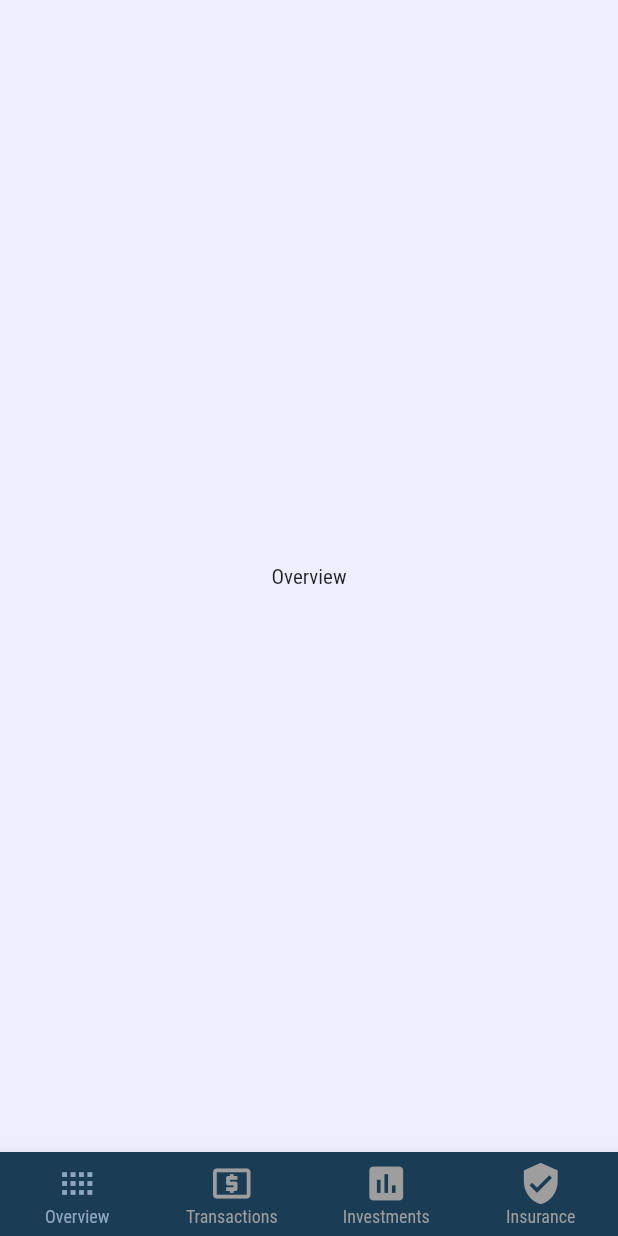
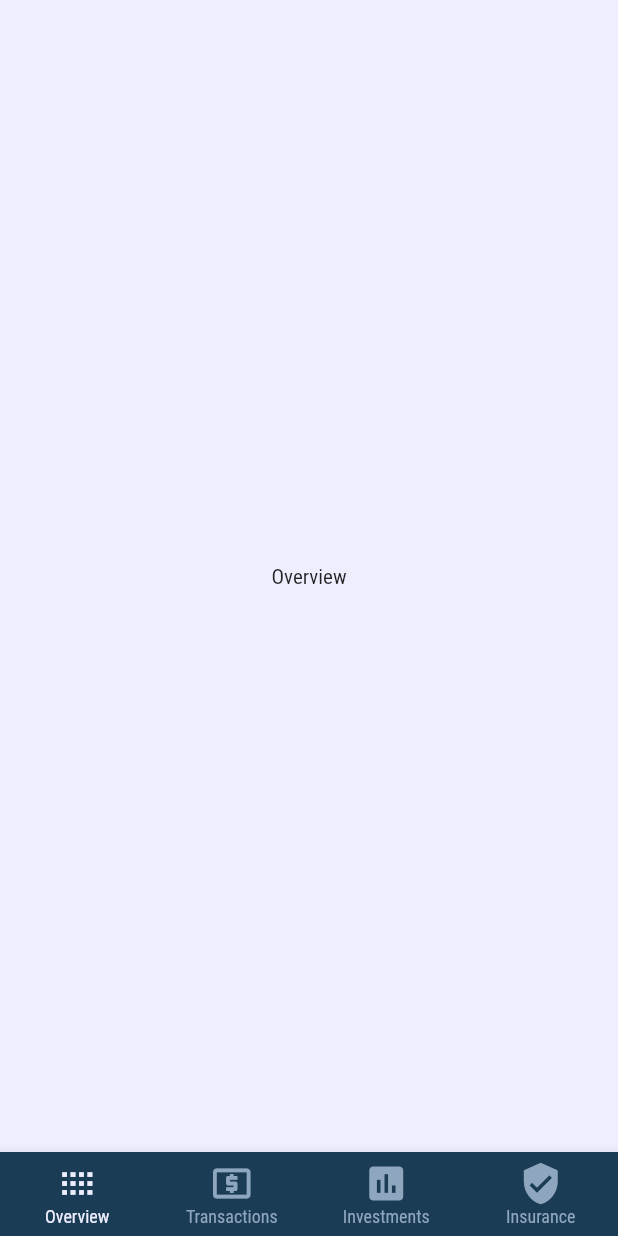
Before and after one commit to ngjunxiang/moolah, a Flutter app: the screen it shows after launch, on a phone screen of 412 x 824 dp. Run offline on Flutter 3.47's test engine with Material 2 defaults, Android fonts, the phone set to English and light mode, and no system bars; our stand-ins replace simple_animations, tinycolor.

Commit message:
Refactored bottom nav bar

```diff
--- a/lib/components/BottomNavigationBarController.dart
+++ b/lib/components/BottomNavigationBarController.dart
@@ -13,32 +13,17 @@ class BottomNavigationBarController extends StatefulWidget {
 
 class _BottomNavigationBarControllerState
     extends State<BottomNavigationBarController> {
-  final List<Widget> pages = [
-    OverviewScreen(
-      key: PageStorageKey('Overview'),
-    ),
-    TransactionsScreen(
-      key: PageStorageKey('Transactions'),
-    ),
-    InvestmentsScreen(
-      key: PageStorageKey('Investments'),
-    ),
-    InsuranceScreen(
-      key: PageStorageKey('Insurance'),
-    ),
-  ];
-
-  final PageStorageBucket bucket = PageStorageBucket();
-
+  List<Widget> _pages;
+  PageStorageBucket bucket = PageStorageBucket();
   int _selectedIndex = 0;
 
-  Widget _bottomNavigationBar(int selectedIndex) => BottomNavigationBar(
+  Widget _bottomNavigationBar() => BottomNavigationBar(
         onTap: (int index) => setState(() => _selectedIndex = index),
-        currentIndex: selectedIndex,
+        currentIndex: _selectedIndex,
         type: BottomNavigationBarType.fixed,
         backgroundColor: Theme.of(context).primaryColor,
-        unselectedItemColor: Colors.grey,
-        selectedItemColor: Theme.of(context).accentColor,
+        unselectedItemColor: Theme.of(context).accentColor,
+        selectedItemColor: Theme.of(context).scaffoldBackgroundColor,
         selectedLabelStyle: Theme.of(context).textTheme.subtitle1,
         unselectedLabelStyle: Theme.of(context).textTheme.subtitle1,
         iconSize: 30,
@@ -64,16 +49,28 @@ class _BottomNavigationBarControllerState
 
   @override
   Widget build(BuildContext context) {
+    final mediaQuery = MediaQuery.of(context);
+    final availableHeight = mediaQuery.size.height -
+        mediaQuery.padding.top - mediaQuery.padding.bottom;
+
+    _pages = [
+      OverviewScreen(
+        key: PageStorageKey('Overview'),
+      ),
+      TransactionsScreen(),
+      InvestmentsScreen(
+        key: PageStorageKey('Investments'),
+      ),
+      InsuranceScreen(
+        key: PageStorageKey('Insurance'),
+      ),
+    ];
+
     return Scaffold(
-      bottomNavigationBar: _bottomNavigationBar(_selectedIndex),
-      body: GestureDetector(
-        onTap: () {
-          FocusScope.of(context).requestFocus(new FocusNode());
-        },
-        child: PageStorage(
-          child: pages[_selectedIndex],
-          bucket: bucket,
-        ),
+      bottomNavigationBar: _bottomNavigationBar(),
+      body: PageStorage(
+        child: _pages[_selectedIndex],
+        bucket: bucket,
       ),
     );
   }
```
